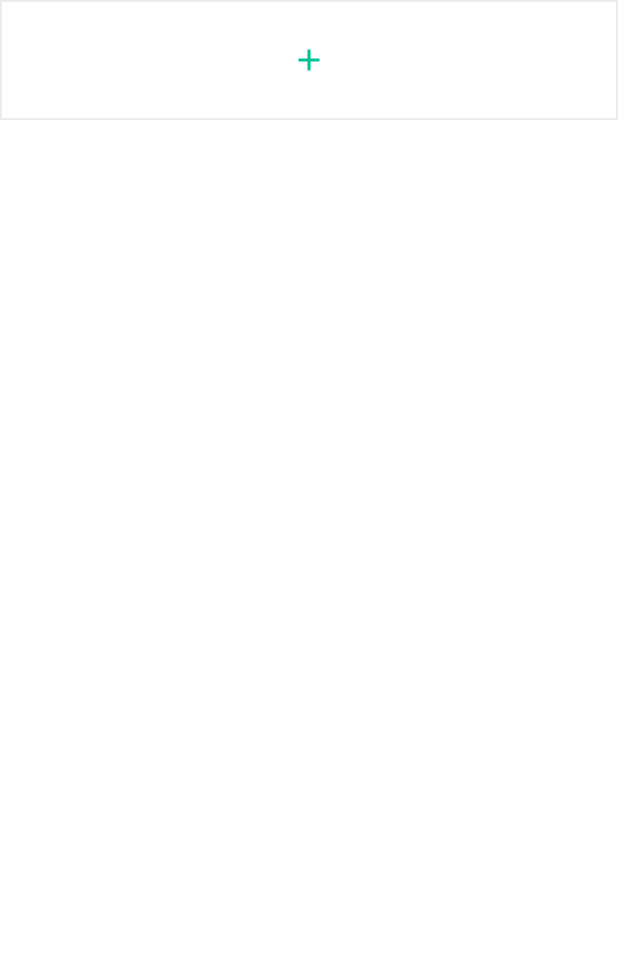
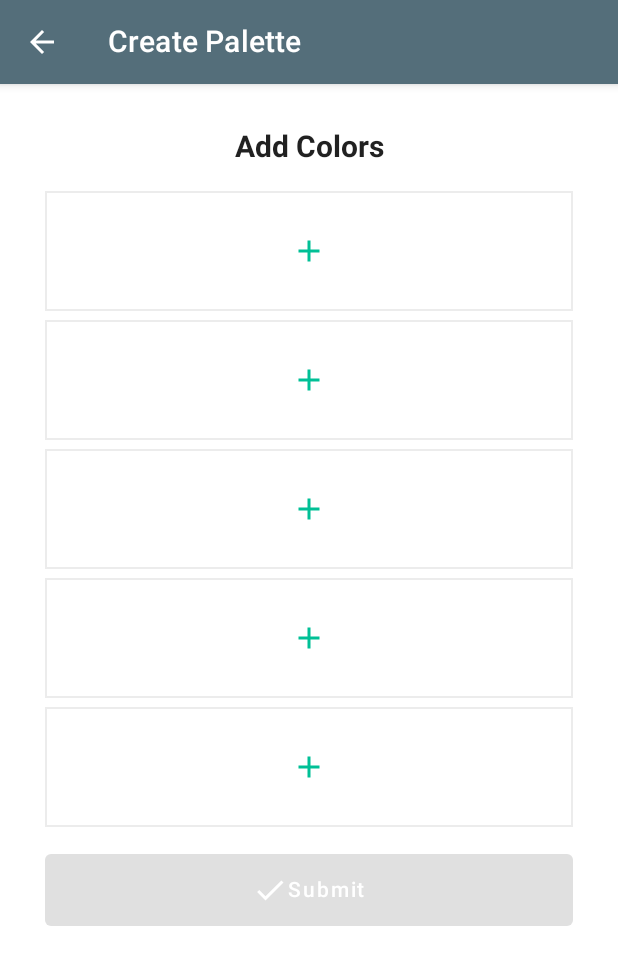
Before and after one commit to brunog-github/ColorPalettesApp, an Android app built with Jetpack Compose: the CreateScreen screen opened through its navigation route, on a phone screen of 412 x 824 dp. Shown: the top 965 px of the screen. Run offline under Robolectric (Android 15) with nearby library versions, the phone set to English and light mode, and no system bars; our stand-ins replace Dagger/Hilt's generated code; libraries missing offline, so code that uses them is left out: com.backendless, com.backendless.async, com.backendless.exceptions, com.github.skydoves.colorpicker, com.google.api.client; 1 statement that could not run was skipped.

Commit message:
Design Create Screen

```diff
--- a/app/src/main/java/com/example/colorpalettesapp/presentation/screen/Common.kt
+++ b/app/src/main/java/com/example/colorpalettesapp/presentation/screen/Common.kt
@@ -118,7 +118,11 @@ fun extractColors(colorPalette: ColorPalette?): List<String> {
 }
 
 fun hexToColor(colorHex: String): Color {
-    return Color(("FF" + colorHex.removePrefix("#")).toLong(16))
+    return try {
+        Color(("FF" + colorHex.removePrefix("#")).toLong(16))
+    } catch (e: Exception) {
+        Color("FFFFFFFF".toLong(16))
+    }
 }
 
 fun parseErrorMessage(message: String): String {
--- /dev/null
+++ b/app/src/main/java/com/example/colorpalettesapp/presentation/screen/create/CreateContent.kt
@@ -0,0 +1,74 @@
+package com.example.colorpalettesapp.presentation.screen.create
+
+import androidx.compose.foundation.layout.*
+import androidx.compose.material.*
+import androidx.compose.material.icons.Icons
+import androidx.compose.material.icons.filled.Check
+import androidx.compose.runtime.Composable
+import androidx.compose.runtime.mutableStateListOf
+import androidx.compose.runtime.remember
+import androidx.compose.ui.Alignment
+import androidx.compose.ui.Modifier
+import androidx.compose.ui.graphics.Color
+import androidx.compose.ui.text.TextStyle
+import androidx.compose.ui.text.font.FontWeight
+import androidx.compose.ui.unit.dp
+import com.example.colorpalettesapp.presentation.components.ColorPicker
+import com.example.colorpalettesapp.ui.theme.InfoGreen
+
+@Composable
+fun CreateContent(
+    onSubmittedClicked: (String) -> Unit
+) {
+    val selectedColors = remember { mutableStateListOf<String?>(null, null, null, null, null) }
+
+    Column(
+        modifier = Modifier
+            .fillMaxSize()
+            .padding(30.dp),
+        horizontalAlignment = Alignment.CenterHorizontally,
+        verticalArrangement = Arrangement.spacedBy(6.dp)
+    ) {
+        Text(
+            text = "Add Colors",
+            style = TextStyle(
+                fontSize = MaterialTheme.typography.h6.fontSize,
+                fontWeight = FontWeight.Bold
+            )
+        )
+        Spacer(modifier = Modifier.height(6.dp))
+        repeat(5) { index ->
+            ColorPicker(
+                selectedColor = { color ->
+                    selectedColors.set(index = index, element = "#${color?.takeLast(n = 6)}")
+                }
+            )
+        }
+        Spacer(modifier = Modifier.height(6.dp))
+        Button(
+            enabled = selectedColors.filter { it == null }.size <= 2,
+            modifier = Modifier
+                .fillMaxWidth()
+                .height(48.dp),
+            colors = ButtonDefaults.buttonColors(
+                backgroundColor = InfoGreen
+            ),
+            onClick = {
+                val parsedColors = selectedColors.toMutableList()
+                parsedColors.removeAll { it == null }
+                onSubmittedClicked(parsedColors.joinToString(separator = ","))
+            }
+        ) {
+            Icon(
+                imageVector = Icons.Filled.Check,
+                contentDescription = "Check Icon",
+                tint = Color.White
+            )
+            Spacer(modifier = Modifier.height(6.dp))
+            Text(
+                text = "Submit",
+                color = Color.White
+            )
+        }
+    }
+}
--- a/app/src/main/java/com/example/colorpalettesapp/presentation/screen/create/CreateScreen.kt
+++ b/app/src/main/java/com/example/colorpalettesapp/presentation/screen/create/CreateScreen.kt
@@ -1,11 +1,11 @@
 package com.example.colorpalettesapp.presentation.screen.create
 
 import android.annotation.SuppressLint
+import android.util.Log
 import androidx.compose.material.Scaffold
 import androidx.compose.material.rememberScaffoldState
 import androidx.compose.runtime.Composable
 import androidx.navigation.NavHostController
-import com.example.colorpalettesapp.presentation.components.ColorPicker
 
 @SuppressLint("UnusedMaterialScaffoldPaddingParameter")
 @Composable
@@ -17,10 +17,12 @@ fun CreateScreen(
 
     Scaffold(
         scaffoldState = scaffoldState,
-        topBar = {},
+        topBar = {
+            CreateTopBar { navController.popBackStack() }
+        },
         drawerContent = {},
         content = {
-            ColorPicker(selectedColor = {})
+            CreateContent(onSubmittedClicked = { Log.d("CreateScreen", it) })
         }
     )
 }
--- /dev/null
+++ b/app/src/main/java/com/example/colorpalettesapp/presentation/screen/create/CreateTopBar.kt
@@ -0,0 +1,32 @@
+package com.example.colorpalettesapp.presentation.screen.create
+
+import androidx.compose.material.*
+import androidx.compose.material.icons.Icons
+import androidx.compose.material.icons.filled.ArrowBack
+import androidx.compose.runtime.Composable
+import com.example.colorpalettesapp.ui.theme.topAppBarBackgroundColor
+import com.example.colorpalettesapp.ui.theme.topAppBarContentColor
+
+@Composable
+fun CreateTopBar(
+    onBackClicked: () -> Unit
+) {
+    TopAppBar(
+        backgroundColor = MaterialTheme.colors.topAppBarBackgroundColor,
+        navigationIcon = {
+            IconButton(onClick = onBackClicked) {
+                Icon(
+                    imageVector = Icons.Filled.ArrowBack,
+                    contentDescription = "Back Arrow Icon",
+                    tint = MaterialTheme.colors.topAppBarContentColor
+                )
+            }
+        },
+        title = {
+            Text(
+                text = "Create Palette",
+                color = MaterialTheme.colors.topAppBarContentColor
+            )
+        }
+    )
+}
```
